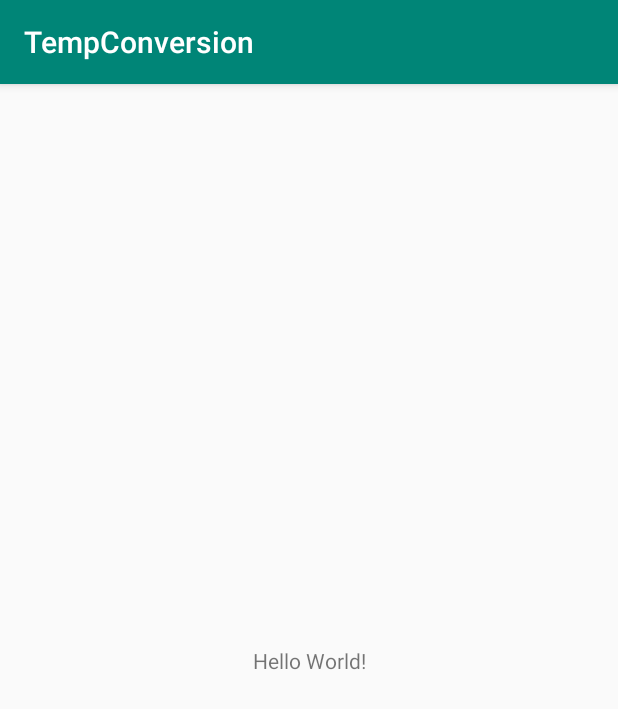
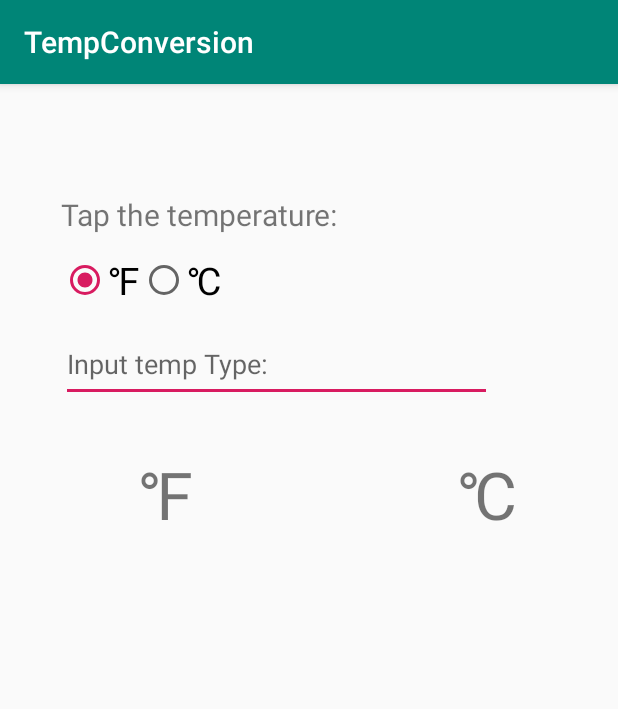
Before and after one commit to DerrickPikachu/TempConversion, an Android app: the screen it shows after launch (MainActivity), on a phone screen of 412 x 824 dp. Shown: the top 709 px of the screen. Run offline under Robolectric (Android 15) with nearby library versions, the phone set to English and light mode, and no system bars.

Commit message:
temperature conversion complete

```diff
--- a/app/src/main/java/com/example/tempconversion/MainActivity.java
+++ b/app/src/main/java/com/example/tempconversion/MainActivity.java
@@ -3,12 +3,83 @@ package com.example.tempconversion;
 import androidx.appcompat.app.AppCompatActivity;
 
 import android.os.Bundle;
+import android.text.Editable;
+import android.text.TextWatcher;
+import android.widget.RadioGroup;
+import android.widget.TextView;
 
 public class MainActivity extends AppCompatActivity {
+
+    private class MainActivityListener implements RadioGroup.OnCheckedChangeListener, TextWatcher {
+
+        private boolean isF;
+
+        public MainActivityListener() {
+            isF = true;
+        }
+
+        private void calTemp() {
+            double f, c;
+
+            try {
+                if (isF) {
+                    f = Double.parseDouble(inputField.getText().toString());
+                    c = (f - 32) * 5 / 9;
+                } else {
+                    c = Double.parseDouble(inputField.getText().toString());
+                    f = c * 9 / 5 + 32;
+                }
+            }
+            catch (Exception e) {
+                f = 32;
+                c = 0;
+            }
+
+            degF.setText(String.format("%.1f", f) + getResources().getString(R.string.charF));
+            degC.setText(String.format("%.1f", c) + getResources().getString(R.string.charC));
+
+        }
+
+        @Override
+        public void beforeTextChanged(CharSequence charSequence, int i, int i1, int i2) {
+
+        }
+
+        @Override
+        public void onTextChanged(CharSequence charSequence, int i, int i1, int i2) {
+
+        }
+
+        @Override
+        public void afterTextChanged(Editable editable) {
+            calTemp();
+        }
+
+        @Override
+        public void onCheckedChanged(RadioGroup radioGroup, int i) {
+            isF = !isF;
+            calTemp();
+        }
+    }
+
+    private MainActivityListener listener;
+    private RadioGroup tempType;
+    private TextView degF;
+    private TextView degC;
+    private TextView inputField;
 
     @Override
     protected void onCreate(Bundle savedInstanceState) {
         super.onCreate(savedInstanceState);
         setContentView(R.layout.activity_main);
+
+        tempType = findViewById(R.id.tempType);
+        inputField = findViewById(R.id.inputField);
+        degF = findViewById(R.id.degF);
+        degC = findViewById(R.id.degC);
+        listener = new MainActivityListener();
+
+        tempType.setOnCheckedChangeListener(listener);
+        inputField.addTextChangedListener(listener);
     }
 }
--- a/app/src/main/res/layout/activity_main.xml
+++ b/app/src/main/res/layout/activity_main.xml
@@ -6,13 +6,78 @@
     android:layout_height="match_parent"
     tools:context=".MainActivity">
 
-    <TextView
+    <RadioGroup
+        android:id="@+id/tempType"
         android:layout_width="wrap_content"
         android:layout_height="wrap_content"
-        android:text="Hello World!"
+        android:orientation="horizontal"
         app:layout_constraintBottom_toBottomOf="parent"
-        app:layout_constraintLeft_toLeftOf="parent"
-        app:layout_constraintRight_toRightOf="parent"
-        app:layout_constraintTop_toTopOf="parent" />
+        app:layout_constraintStart_toStartOf="@+id/tipTxv"
+        app:layout_constraintTop_toBottomOf="@+id/tipTxv"
+        app:layout_constraintVertical_bias="0.01999998">
 
+        <RadioButton
+            android:id="@+id/F"
+            android:layout_width="match_parent"
+            android:layout_height="wrap_content"
+            android:checked="true"
+            android:text="@string/charF"
+            android:textSize="25sp" />
+
+        <RadioButton
+            android:id="@+id/C"
+            android:layout_width="match_parent"
+            android:layout_height="wrap_content"
+            android:text="@string/charC"
+            android:textSize="25sp" />
+    </RadioGroup>
+
+    <TextView
+        android:id="@+id/tipTxv"
+        android:layout_width="wrap_content"
+        android:layout_height="wrap_content"
+        android:text="@string/tap_tip"
+        android:textSize="20sp"
+        app:layout_constraintBottom_toBottomOf="parent"
+        app:layout_constraintEnd_toEndOf="parent"
+        app:layout_constraintHorizontal_bias="0.18"
+        app:layout_constraintStart_toStartOf="parent"
+        app:layout_constraintTop_toTopOf="parent"
+        app:layout_constraintVertical_bias="0.099" />
+
+    <EditText
+        android:id="@+id/inputField"
+        android:layout_width="287dp"
+        android:layout_height="50dp"
+        android:ems="10"
+        android:hint="@string/input_hint"
+        android:inputType="textPersonName"
+        app:layout_constraintBottom_toBottomOf="parent"
+        app:layout_constraintStart_toStartOf="@+id/tempType"
+        app:layout_constraintTop_toBottomOf="@+id/tempType"
+        app:layout_constraintVertical_bias="0.024" />
+
+    <TextView
+        android:id="@+id/degF"
+        android:layout_width="wrap_content"
+        android:layout_height="wrap_content"
+        android:text="@string/charF"
+        android:textSize="44sp"
+        app:layout_constraintBaseline_toBaselineOf="@+id/degC"
+        app:layout_constraintEnd_toStartOf="@+id/degC"
+        app:layout_constraintHorizontal_bias="0.345"
+        app:layout_constraintStart_toStartOf="parent" />
+
+    <TextView
+        android:id="@+id/degC"
+        android:layout_width="wrap_content"
+        android:layout_height="wrap_content"
+        android:text="@string/charC"
+        android:textSize="44sp"
+        app:layout_constraintBottom_toBottomOf="parent"
+        app:layout_constraintEnd_toEndOf="parent"
+        app:layout_constraintHorizontal_bias="0.819"
+        app:layout_constraintStart_toStartOf="parent"
+        app:layout_constraintTop_toBottomOf="@+id/inputField"
+        app:layout_constraintVertical_bias="0.064" />
 </androidx.constraintlayout.widget.ConstraintLayout>
--- a/app/src/main/res/values/strings.xml
+++ b/app/src/main/res/values/strings.xml
@@ -1,3 +1,7 @@
 <resources>
     <string name="app_name">TempConversion</string>
+    <string name="charF">"\u2109"</string>
+    <string name="charC">"\u2103"</string>
+    <string name="tap_tip">Tap the temperature:</string>
+    <string name="input_hint">Input temp Type:</string>
 </resources>
```
